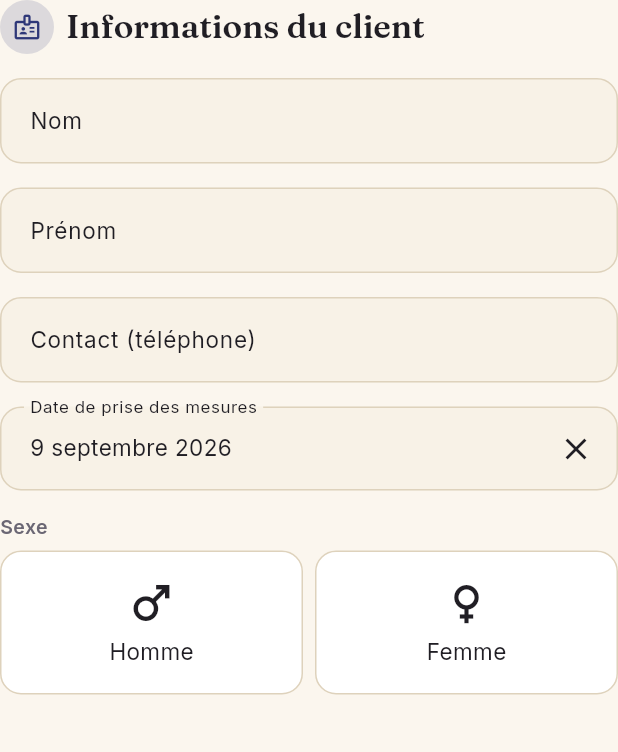
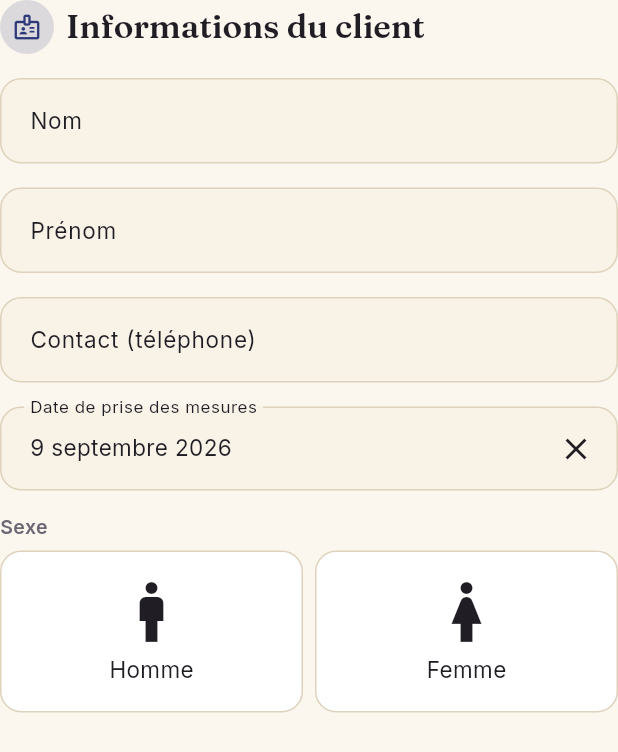
Before and after one commit to ouattaradanou-debug/forevercare-ai, a Flutter app: the SectionInfosClient widget shown alone on an empty page, opened directly with empty values, on a phone screen of 412 x 824 dp. Shown: the top 752 px of the screen. Run offline on Flutter 3.47's test engine with Material 3 defaults, Android fonts, the phone set to English and light mode, and no system bars; our stand-ins replace cached_network_image, connectivity_plus, drift, drift_flutter, flutter_image_compress, flutter_riverpod and 4 more; accounts and stored records are empty; generated files the repository leaves out were written again.

```diff
--- a/lib/features/clients/presentation/widgets/section_infos_client.dart
+++ b/lib/features/clients/presentation/widgets/section_infos_client.dart
@@ -90,7 +90,7 @@ class SectionInfosClient extends StatelessWidget {
           children: [
             Expanded(
               child: _SelecteurSexe(
-                icone: Icons.male,
+                icone: Icons.man,
                 libelle: 'Homme',
                 selectionne: sexe == 'Homme',
                 onTap: () => onSexeChange(sexe == 'Homme' ? null : 'Homme'),
@@ -99,7 +99,7 @@ class SectionInfosClient extends StatelessWidget {
             const SizedBox(width: AppSpacing.s),
             Expanded(
               child: _SelecteurSexe(
-                icone: Icons.female,
+                icone: Icons.woman,
                 libelle: 'Femme',
                 selectionne: sexe == 'Femme',
                 onTap: () => onSexeChange(sexe == 'Femme' ? null : 'Femme'),
@@ -151,7 +151,7 @@ class _SelecteurSexe extends StatelessWidget {
           children: [
             Icon(
               icone,
-              size: 36,
+              size: 48,
               color: selectionne ? AppColors.indigo700 : scheme.onSurface,
             ),
             const SizedBox(height: AppSpacing.xs),
```
Also changed, not shown: lib/features/home/presentation/home_page.dart (+51 -0 lines).
